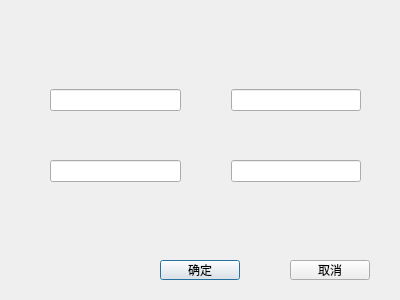
Above: posdialog.ui from charon-cheung/QSketch before the change. Below: the same form after it.
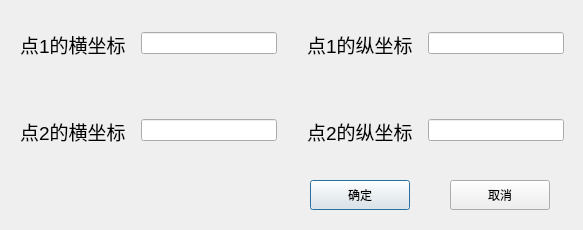
That is the form after the change.

Diff of the .ui file:
```diff
--- a/posdialog.ui
+++ b/posdialog.ui
@@ -6,8 +6,8 @@
    <rect>
     <x>0</x>
     <y>0</y>
-    <width>400</width>
-    <height>300</height>
+    <width>583</width>
+    <height>230</height>
    </rect>
   </property>
   <property name="windowTitle">
@@ -16,10 +16,10 @@
   <widget class="QPushButton" name="accept">
    <property name="geometry">
     <rect>
-     <x>160</x>
-     <y>260</y>
-     <width>80</width>
-     <height>20</height>
+     <x>310</x>
+     <y>180</y>
+     <width>100</width>
+     <height>30</height>
     </rect>
    </property>
    <property name="text">
@@ -29,52 +29,108 @@
   <widget class="QPushButton" name="cancel">
    <property name="geometry">
     <rect>
-     <x>290</x>
-     <y>260</y>
-     <width>80</width>
-     <height>20</height>
+     <x>450</x>
+     <y>180</y>
+     <width>100</width>
+     <height>30</height>
     </rect>
    </property>
    <property name="text">
     <string>取消</string>
    </property>
   </widget>
-  <widget class="QWidget" name="">
+  <widget class="QWidget" name="layoutWidget">
    <property name="geometry">
     <rect>
-     <x>50</x>
-     <y>60</y>
-     <width>311</width>
-     <height>151</height>
+     <x>20</x>
+     <y>30</y>
+     <width>544</width>
+     <height>114</height>
     </rect>
    </property>
    <layout class="QVBoxLayout" name="verticalLayout">
     <property name="spacing">
-     <number>20</number>
+     <number>60</number>
     </property>
     <item>
-     <layout class="QHBoxLayout" name="horizontalLayout">
+     <layout class="QHBoxLayout" name="horizontalLayout_6">
       <property name="spacing">
-       <number>50</number>
+       <number>30</number>
       </property>
       <item>
-       <widget class="QLineEdit" name="pt1_x"/>
+       <layout class="QHBoxLayout" name="horizontalLayout_2">
+        <property name="spacing">
+         <number>15</number>
+        </property>
+        <item>
+         <widget class="QLabel" name="label">
+          <property name="text">
+           <string>&lt;html&gt;&lt;head/&gt;&lt;body&gt;&lt;p&gt;&lt;span style=&quot; font-size:14pt;&quot;&gt;点1的横坐标&lt;/span&gt;&lt;/p&gt;&lt;/body&gt;&lt;/html&gt;</string>
+          </property>
+         </widget>
+        </item>
+        <item>
+         <widget class="QLineEdit" name="pt1_x"/>
+        </item>
+       </layout>
       </item>
       <item>
-       <widget class="QLineEdit" name="pt1_y"/>
+       <layout class="QHBoxLayout" name="horizontalLayout">
+        <property name="spacing">
+         <number>15</number>
+        </property>
+        <item>
+         <widget class="QLabel" name="label_2">
+          <property name="text">
+           <string>&lt;html&gt;&lt;head/&gt;&lt;body&gt;&lt;p&gt;&lt;span style=&quot; font-size:14pt;&quot;&gt;点1的纵坐标&lt;/span&gt;&lt;/p&gt;&lt;/body&gt;&lt;/html&gt;</string>
+          </property>
+         </widget>
+        </item>
+        <item>
+         <widget class="QLineEdit" name="pt1_y"/>
+        </item>
+       </layout>
       </item>
      </layout>
     </item>
     <item>
-     <layout class="QHBoxLayout" name="horizontalLayout_2">
+     <layout class="QHBoxLayout" name="horizontalLayout_5">
       <property name="spacing">
-       <number>50</number>
+       <number>30</number>
       </property>
       <item>
-       <widget class="QLineEdit" name="pt2_x"/>
+       <layout class="QHBoxLayout" name="horizontalLayout_3">
+        <property name="spacing">
+         <number>15</number>
+        </property>
+        <item>
+         <widget class="QLabel" name="label_3">
+          <property name="text">
+           <string>&lt;html&gt;&lt;head/&gt;&lt;body&gt;&lt;p&gt;&lt;span style=&quot; font-size:14pt;&quot;&gt;点2的横坐标&lt;/span&gt;&lt;/p&gt;&lt;/body&gt;&lt;/html&gt;</string>
+          </property>
+         </widget>
+        </item>
+        <item>
+         <widget class="QLineEdit" name="pt2_x"/>
+        </item>
+       </layout>
       </item>
       <item>
-       <widget class="QLineEdit" name="pt2_y"/>
+       <layout class="QHBoxLayout" name="horizontalLayout_4">
+        <property name="spacing">
+         <number>15</number>
+        </property>
+        <item>
+         <widget class="QLabel" name="label_4">
+          <property name="text">
+           <string>&lt;html&gt;&lt;head/&gt;&lt;body&gt;&lt;p&gt;&lt;span style=&quot; font-size:14pt;&quot;&gt;点2的纵坐标&lt;/span&gt;&lt;/p&gt;&lt;/body&gt;&lt;/html&gt;</string>
+          </property>
+         </widget>
+        </item>
+        <item>
+         <widget class="QLineEdit" name="pt2_y"/>
+        </item>
+       </layout>
       </item>
      </layout>
     </item>
```
